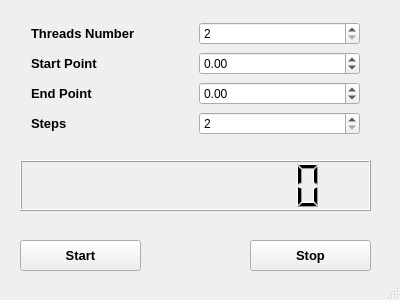
First picture: the form in SinCalculation/MainWindow.ui, repository panichevd/SinCalculation, before the edit.
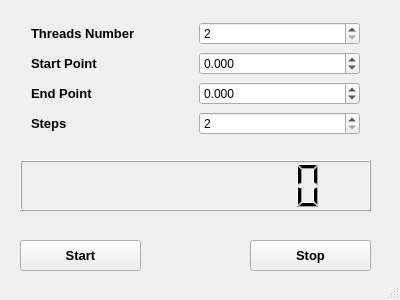
Second picture: the form after the edit.

```diff
--- a/SinCalculation/MainWindow.ui
+++ b/SinCalculation/MainWindow.ui
@@ -87,6 +87,9 @@
        </item>
        <item>
         <widget class="QDoubleSpinBox" name="aSpinBox">
+         <property name="decimals">
+          <number>3</number>
+         </property>
          <property name="minimum">
           <double>-10000000.990000000223517</double>
          </property>
@@ -115,6 +118,9 @@
        </item>
        <item>
         <widget class="QDoubleSpinBox" name="bSpinBox">
+         <property name="decimals">
+          <number>3</number>
+         </property>
          <property name="minimum">
           <double>-10000000.990000000223517</double>
          </property>
```
